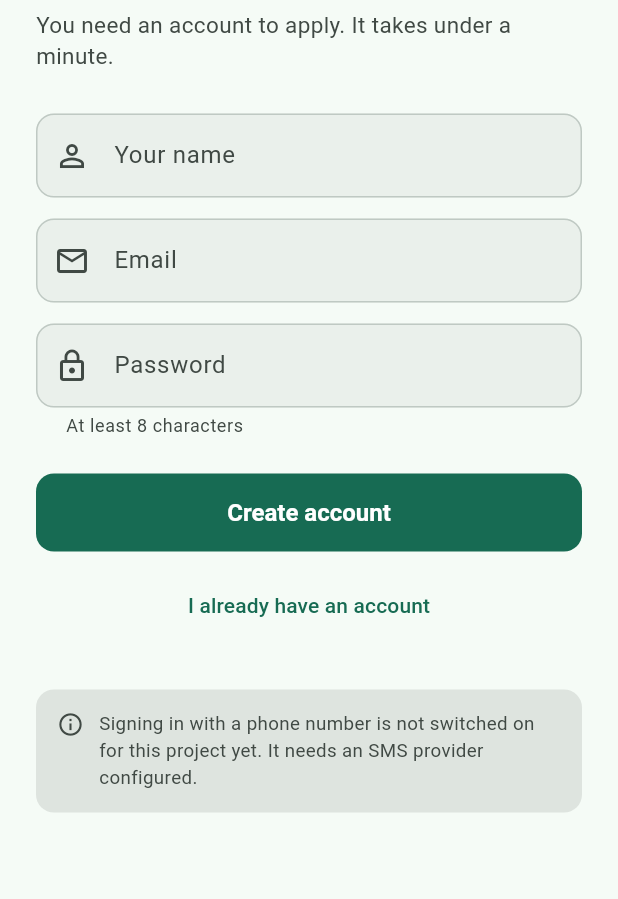
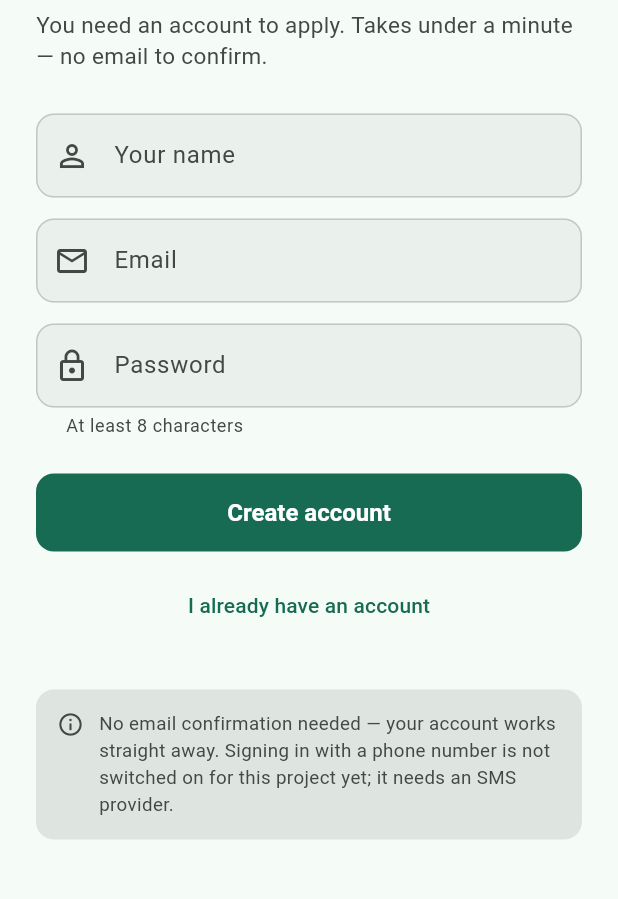
Before and after one commit to anandworksgroup/omelo, a Flutter app: the SignInScreen screen opened by its route, after a tap on "Sign in", after a tap on "I don't have an account", on a phone screen of 412 x 824 dp, the part 152-1051 px from its top. Run offline on Flutter 3.47's test engine with Material 3 defaults, Android fonts, the phone set to English and light mode, and no system bars; our stand-ins replace flutter_riverpod, geolocator, go_router, shared_preferences, supabase_flutter; accounts and stored records are empty; network calls fail.

Commit message:
feat: sign up and sign in with no email confirmation
Email confirmation was blocking development: the project's default SMTP
is rate limited to a handful of sends per hour, so self-serve sign-up
returned "email rate limit exceeded" and no account was created.

Adds the auth-signup Edge Function, which creates an already-confirmed
user via the admin API. No confirmation email is sent, so there is no
verification step and no rate limit. Both apps call it and then sign in
normally with the publishable key.

The service role key lives only in the function's environment and never
reaches the browser bundle or the APK. verify_jwt is off because the
caller is by definition not yet authenticated; the function validates
its own input and rate limits to 10 accounts per IP per hour, recorded
in audit_log.

- Portal: signUp calls the function then signs straight in
- Flutter: same, and an existing-account response falls through to a
  sign-in attempt rather than dead-ending
- Removed the "check your email" states from both apps

Verified through the portal UI: create account -> lands on /onboarding
with a working session, person row, primary work identity and
preferences all provisioned by the signup trigger.

Trade-off recorded in sql/README.md: nobody proves they own their email
address, so password reset is not trustworthy until confirmation is
restored or workers move to phone OTP.

Co-Authored-By: Claude Opus 5 <noreply@anthropic.com>

```diff
--- a/apps/user_app/lib/features/auth/sign_in_screen.dart
+++ b/apps/user_app/lib/features/auth/sign_in_screen.dart
@@ -50,16 +50,6 @@ class _SignInScreenState extends ConsumerState<SignInScreen> {
 
     if (!mounted) return;
 
-    if (res.needsConfirmation) {
-      setState(() {
-        _busy = false;
-        _isSignUp = false;
-        _notice =
-            'Account created. Confirm your email address, then sign in here.';
-      });
-      return;
-    }
-
     if (res.error != null) {
       setState(() {
         _busy = false;
@@ -92,7 +82,7 @@ class _SignInScreenState extends ConsumerState<SignInScreen> {
           const SizedBox(height: 6),
           Text(
             _isSignUp
-                ? 'You need an account to apply. It takes under a minute.'
+                ? 'You need an account to apply. Takes under a minute — no email to confirm.'
                 : 'Sign in to apply and track your applications.',
             style: TextStyle(fontSize: 15, color: scheme.onSurfaceVariant),
           ),
@@ -186,8 +176,9 @@ class _SignInScreenState extends ConsumerState<SignInScreen> {
                 const SizedBox(width: 10),
                 Expanded(
                   child: Text(
-                    'Signing in with a phone number is not switched on for this '
-                    'project yet. It needs an SMS provider configured.',
+                    'No email confirmation needed — your account works straight '
+                    'away. Signing in with a phone number is not switched on for '
+                    'this project yet; it needs an SMS provider.',
                     style: TextStyle(
                         fontSize: 12.5,
                         height: 1.45,
```
Also changed, not shown: apps/user_app/lib/data/auth_repository.dart (+31 -14 lines), 3 other files.
